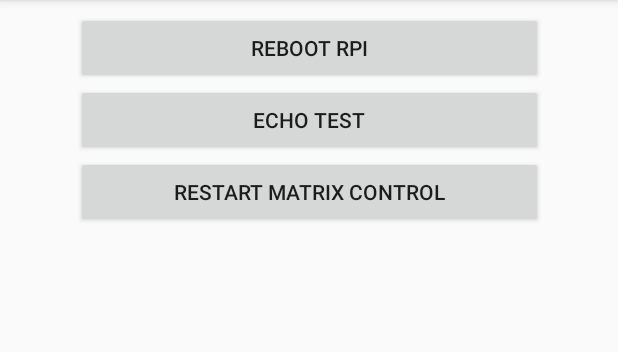
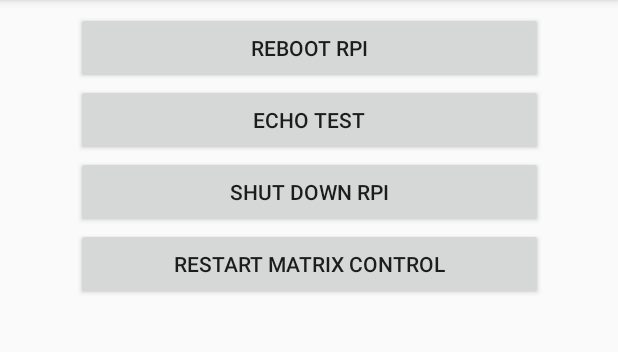
Before and after one commit to enra64/iot-ledmatrix, an Android app: the screen it shows after launch (MainActivity), in the side drawer, after a tap on "Administration", on a phone screen of 412 x 824 dp, the part 84-436 px from its top. Run offline under Robolectric (Android 15) with nearby library versions, the phone set to English and light mode, and no system bars; libraries missing offline, so code that uses them is left out: com.jraska.console; plain views replace Console; 3 statements that could not run were skipped.

Commit message:
added shutdown command

```diff
--- a/client-android/MatLedControl/app/src/main/java/de/oerntec/matledcontrol/script_clients/AdministrationFragment.java
+++ b/client-android/MatLedControl/app/src/main/java/de/oerntec/matledcontrol/script_clients/AdministrationFragment.java
@@ -102,6 +102,10 @@ public class AdministrationFragment extends Fragment implements ScriptFragmentIn
                     Console.writeLine("Sending reboot command");
                     response.put("command", "reboot_rpi");
                     break;
+                case R.id.admin_shutdown_rpi_button:
+                    Console.writeLine("Sending reboot command");
+                    response.put("command", "shutdown_rpi");
+                    break;
                 case R.id.admin_restart_matrix_control:
                     Console.writeLine("Sending restart command. Please re-connect manually.");
                     response.put("command", "restart_matrix_server");
--- a/client-android/MatLedControl/app/src/main/res/layout/fragment_administration.xml
+++ b/client-android/MatLedControl/app/src/main/res/layout/fragment_administration.xml
@@ -60,6 +60,12 @@
                 android:text="@string/echo_test" />
 
             <Button
+                android:id="@+id/admin_shutdown_rpi_button"
+                android:layout_width="match_parent"
+                android:layout_height="wrap_content"
+                android:text="@string/shut_down_rpi" />
+
+            <Button
                 android:id="@+id/admin_restart_matrix_control"
                 android:layout_width="match_parent"
                 android:layout_height="wrap_content"
--- a/client-android/MatLedControl/app/src/main/res/values/strings.xml
+++ b/client-android/MatLedControl/app/src/main/res/values/strings.xml
@@ -38,4 +38,5 @@
     <string name="manual_script_load">Manual script load</string>
     <string name="refresh">Refresh</string>
     <string name="view_matrix_log">View Matrix Log</string>
+    <string name="shut_down_rpi">shut down RPI</string>
 </resources>
```
Also changed, not shown: 2 other files.
